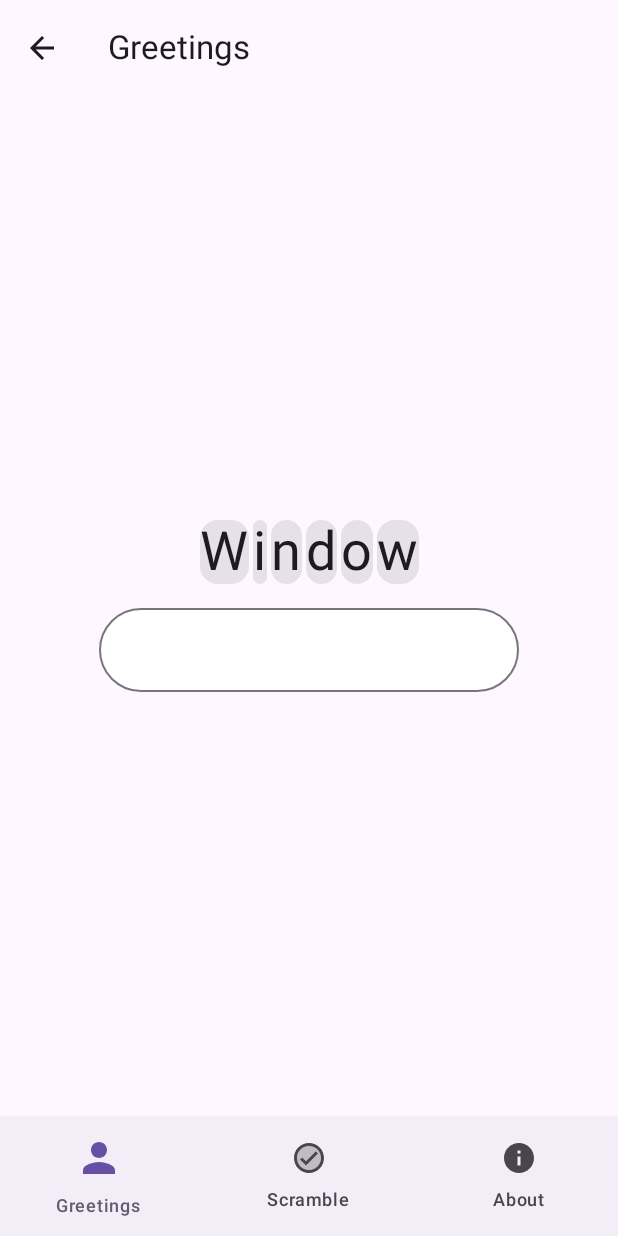
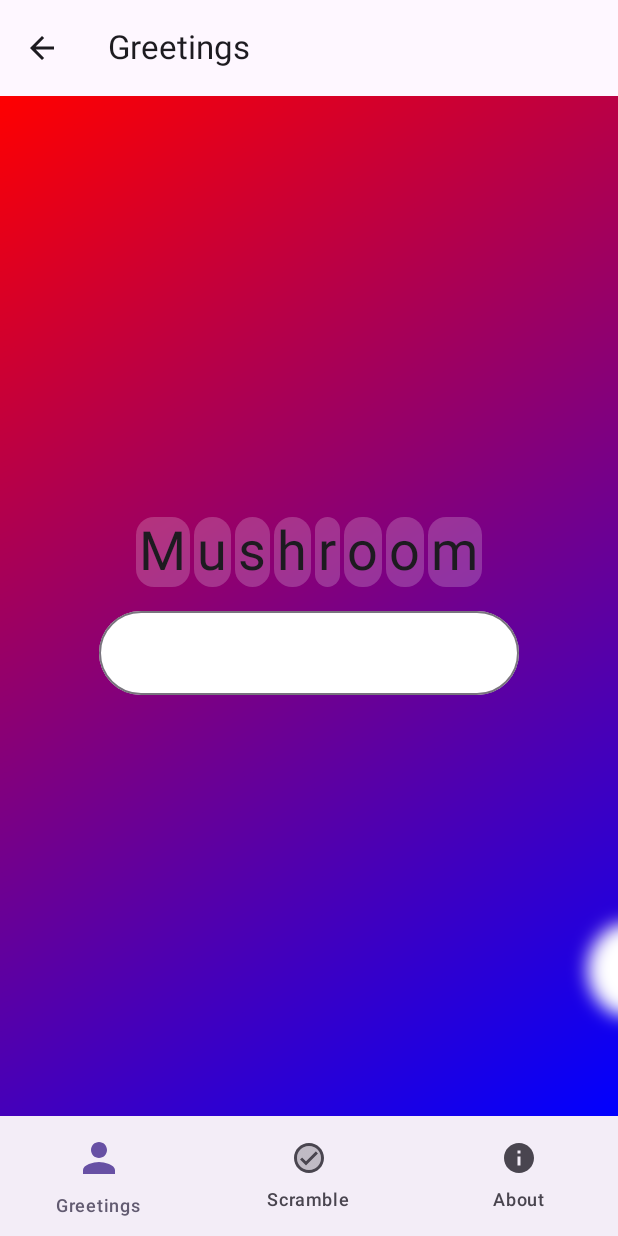
Before and after one commit to OlegQt/TestGl, an Android app built with Jetpack Compose: the ScrambleGameScreen screen opened through its navigation route, on a phone screen of 412 x 824 dp. Run offline under Robolectric (Android 15) with nearby library versions, the phone set to English and light mode, and no system bars.

Commit message:
На экране ScrambleGameScreen добавлена анимация отрисовки летящих шариков. Так же добавлен blur-effect

```diff
--- a/app/src/main/java/com/testgl/presentation/screens/ScrambleGameScreen.kt
+++ b/app/src/main/java/com/testgl/presentation/screens/ScrambleGameScreen.kt
@@ -11,19 +11,26 @@ import androidx.compose.foundation.layout.fillMaxSize
 import androidx.compose.foundation.layout.padding
 import androidx.compose.foundation.shape.RoundedCornerShape
 import androidx.compose.material3.Card
+import androidx.compose.material3.CardDefaults
 import androidx.compose.material3.MaterialTheme
 import androidx.compose.material3.OutlinedTextField
 import androidx.compose.material3.OutlinedTextFieldDefaults
 import androidx.compose.material3.Text
 import androidx.compose.runtime.Composable
+import androidx.compose.runtime.LaunchedEffect
 import androidx.compose.runtime.collectAsState
 import androidx.compose.runtime.getValue
+import androidx.compose.runtime.mutableStateListOf
 import androidx.compose.runtime.mutableStateOf
 import androidx.compose.runtime.remember
 import androidx.compose.runtime.saveable.rememberSaveable
 import androidx.compose.runtime.setValue
 import androidx.compose.ui.Alignment
 import androidx.compose.ui.Modifier
+import androidx.compose.ui.draw.blur
+import androidx.compose.ui.draw.drawBehind
+import androidx.compose.ui.geometry.Offset
+import androidx.compose.ui.graphics.Brush
 import androidx.compose.ui.graphics.Color
 import androidx.compose.ui.tooling.preview.Preview
 import androidx.compose.ui.unit.dp
@@ -31,6 +38,13 @@ import androidx.compose.ui.unit.sp
 import androidx.lifecycle.viewmodel.compose.viewModel
 import com.testgl.presentation.theme.AppTheme
 import com.testgl.presentation.viewmodels.ScrambleGameViewModel
+import kotlinx.coroutines.delay
+import kotlin.random.Random
+
+data class Ball(
+    var pos: Offset = Offset(0f, 0f),
+    val directionVector: Offset = Offset(0.1f, 0.1f)
+)
 
 @Composable
 fun ScrambleGameScreen(
@@ -39,6 +53,60 @@ fun ScrambleGameScreen(
 ) {
     val uiState = viewModel.uiState.collectAsState()
 
+    val balls = remember { mutableStateListOf<Ball>() }
+
+    repeat(10) {
+        balls.add(
+            Ball(
+                pos = Offset(Random.nextFloat(), 0f),
+                directionVector = Offset(Random.nextFloat() / 100, Random.nextFloat() / 100)
+            )
+        )
+    }
+
+    // Запускаем coroutine для обновления позиции шариков
+    LaunchedEffect(Unit) {
+        while (true) {
+            balls.forEachIndexed { index, ball ->
+                // Обновляем позицию каждого шарика, добавляя его вектор направления
+                balls[index] = ball.copy(
+                    pos = Offset(
+                        x = ball.pos.x + ball.directionVector.x,
+                        y = ball.pos.y + ball.directionVector.y
+                    )
+                )
+            }
+            delay(16) // задержка для плавности (60 FPS)
+        }
+    }
+
+
+    Box(
+        modifier = modifier
+            .fillMaxSize()
+            .background(Color.Gray)
+            .blur(radius = 10.dp)
+            .drawBehind {
+                val gradient = Brush.linearGradient(
+                    colors = listOf(Color.Red, Color.Blue),
+                    start = Offset.Zero,
+                    end = Offset(size.width, size.height)
+                )
+                drawRect(gradient)
+
+                balls.forEach {
+                    val screenPos = Offset(
+                        x = it.pos.x * size.width,
+                        y = it.pos.y * size.height
+                    )
+                    drawCircle(
+                        color = Color.White,
+                        radius = 50f,
+                        center = screenPos
+                    )
+                }
+            },
+    )
 
     Box(
         modifier = modifier
@@ -48,7 +116,7 @@ fun ScrambleGameScreen(
 
     ) {
         Column(horizontalAlignment = Alignment.CenterHorizontally) {
-            val sourceWord by rememberSaveable { mutableStateOf("Window") }
+            val sourceWord by rememberSaveable { mutableStateOf(uiState.value.currentScrambleWord) }
 
             // На основе сравнения с этой строкой будут загружаться анимации видимости букв
             var processedWord by remember { mutableStateOf(sourceWord) }
@@ -63,18 +131,29 @@ fun ScrambleGameScreen(
 
                     AnimatedVisibility(isVisible) {
                         Card(
-                            Modifier
+                            modifier = Modifier
                                 .padding(horizontal = 1.dp)
-                                .clickable { isVisible = false })
+                                .clickable { isVisible = false },
+                            colors = CardDefaults.cardColors(
+                                containerColor = MaterialTheme.colorScheme.onPrimary.copy(
+                                    alpha = 0.2f
+                                )
+                            )
+                        )
+
                         {
-                            Text(symbol.toString(), fontSize = 36.sp)
+                            Text(
+                                modifier = Modifier.padding(all = 2.dp),
+                                text = symbol.toString(),
+                                fontSize = 36.sp,
+                            )
                         }
                     }
                 }
             }
 
+            Box(modifier = Modifier.padding(top = 16.dp)) {
                 OutlinedTextField(
-                modifier = Modifier.padding(top = 16.dp),
                     value = inputString,
                     onValueChange = { newInput ->
 
@@ -91,6 +170,7 @@ fun ScrambleGameScreen(
                         unfocusedContainerColor = MaterialTheme.colorScheme.onPrimary
                     ),
                 )
+            }
         }
     }
 }
```
Lines whose indentation alone changed are shown as unchanged.
